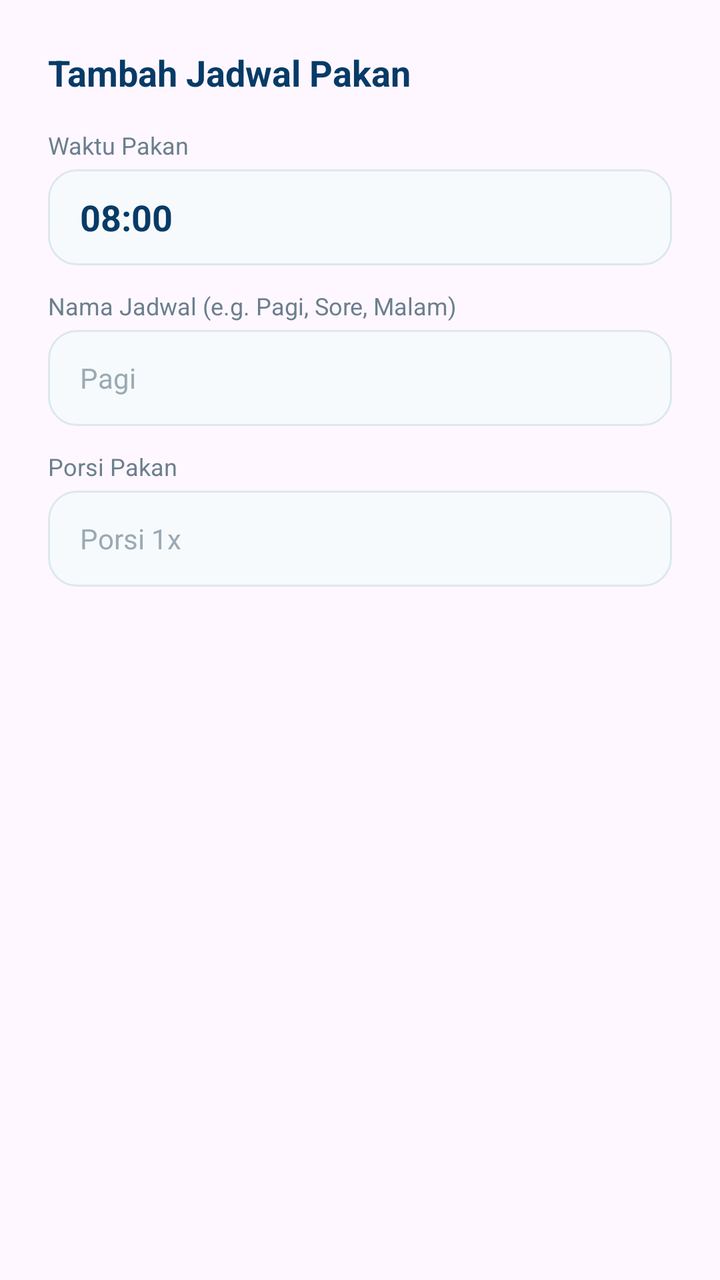
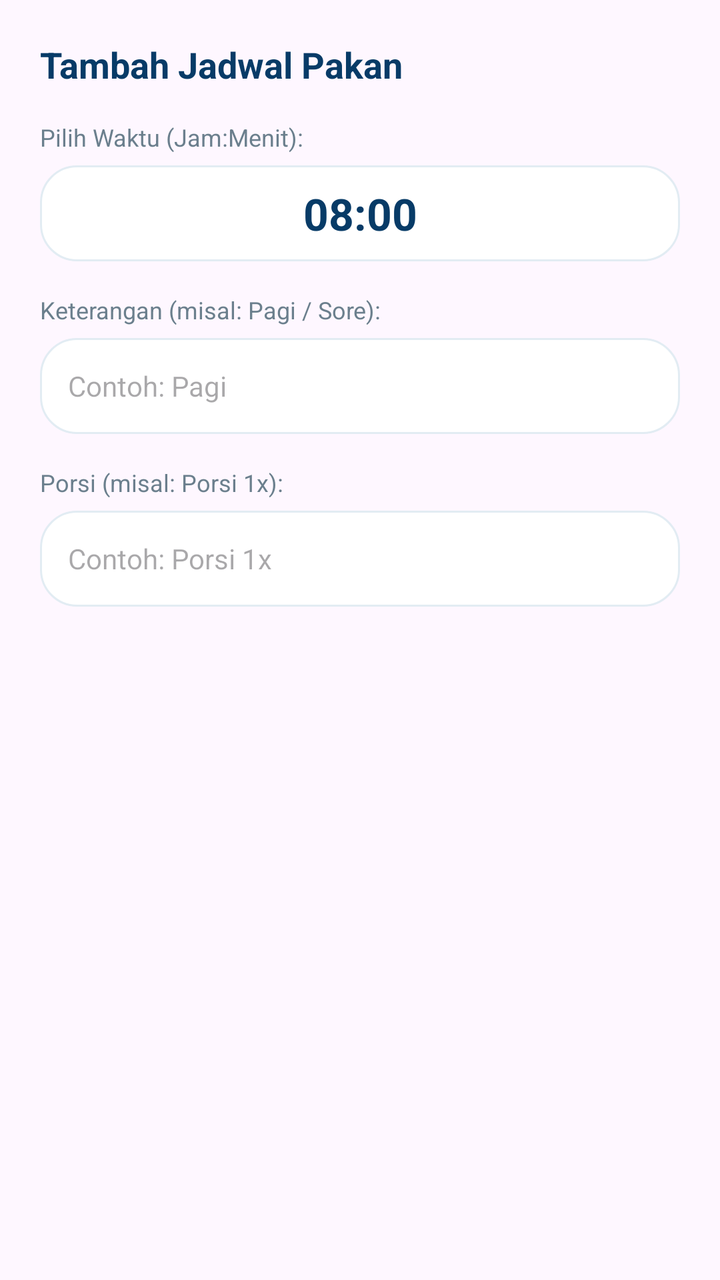

Two renders of the same Android screen: before a commit and after it. Below are the layout's source before the change and the commit's diff.
<!-- AndroidManifest.xml: application theme Theme.SmartPondApp -->
<!-- res/layout/dialog_add_jadwal.xml -->
<?xml version="1.0" encoding="utf-8"?>
<LinearLayout xmlns:android="http://schemas.android.com/apk/res/android"
    android:layout_width="match_parent"
    android:layout_height="wrap_content"
    android:orientation="vertical"
    android:padding="24dp">

    <TextView
        android:id="@+id/tvDialogTitle"
        android:layout_width="wrap_content"
        android:layout_height="wrap_content"
        android:text="Tambah Jadwal Pakan"
        android:textColor="@color/sp_navy"
        android:textSize="18sp"
        android:textStyle="bold" />

    <TextView
        android:layout_width="wrap_content"
        android:layout_height="wrap_content"
        android:layout_marginTop="16dp"
        android:text="Waktu Pakan"
        android:textColor="@color/sp_muted"
        android:textSize="12sp" />

    <TextView
        android:id="@+id/tvSelectTime"
        android:layout_width="match_parent"
        android:layout_height="48dp"
        android:layout_marginTop="4dp"
        android:background="@drawable/bg_input"
        android:gravity="center_vertical"
        android:paddingHorizontal="16dp"
        android:text="08:00"
        android:textColor="@color/sp_navy"
        android:textSize="18sp"
        android:textStyle="bold" />

    <TextView
        android:layout_width="wrap_content"
        android:layout_height="wrap_content"
        android:layout_marginTop="12dp"
        android:text="Nama Jadwal (e.g. Pagi, Sore, Malam)"
        android:textColor="@color/sp_muted"
        android:textSize="12sp" />

    <EditText
        android:id="@+id/etJadwalLabel"
        android:layout_width="match_parent"
        android:layout_height="48dp"
        android:layout_marginTop="4dp"
        android:background="@drawable/bg_input"
        android:hint="Pagi"
        android:importantForAutofill="no"
        android:inputType="textCapWords"
        android:paddingHorizontal="16dp"
        android:textColor="@color/sp_navy"
        android:textColorHint="@color/sp_hint"
        android:textSize="14sp" />

    <TextView
        android:layout_width="wrap_content"
        android:layout_height="wrap_content"
        android:layout_marginTop="12dp"
        android:text="Porsi Pakan"
        android:textColor="@color/sp_muted"
        android:textSize="12sp" />

    <EditText
        android:id="@+id/etJadwalPortion"
        android:layout_width="match_parent"
        android:layout_height="48dp"
        android:layout_marginTop="4dp"
        android:background="@drawable/bg_input"
        android:hint="Porsi 1x"
        android:importantForAutofill="no"
        android:inputType="textCapWords"
        android:paddingHorizontal="16dp"
        android:textColor="@color/sp_navy"
        android:textColorHint="@color/sp_hint"
        android:textSize="14sp" />

</LinearLayout>
<!-- resources referenced by this layout -->
<resources>
  <color name="sp_hint">#9AAAB4</color>
  <color name="sp_muted">#6B7F8D</color>
  <color name="sp_navy">#073B67</color>
  <!-- drawable bg_input (drawable) -->
  <?xml version="1.0" encoding="utf-8"?>
  <shape xmlns:android="http://schemas.android.com/apk/res/android">
      <solid android:color="#F7FAFC" />
      <corners android:radius="14dp" />
      <stroke android:width="1dp" android:color="#DCE8EE" />
  </shape>
  <style name="Theme.SmartPondApp" parent="Base.Theme.SmartPondApp" />
  <style name="Base.Theme.SmartPondApp" parent="Theme.Material3.DayNight.NoActionBar">
          
          
      </style>
</resources>

<!-- the commit's change to res/layout/dialog_add_jadwal.xml (unified diff, before → after) -->
@@ -3,7 +3,7 @@
     android:layout_width="match_parent"
     android:layout_height="wrap_content"
     android:orientation="vertical"
-    android:padding="24dp">
+    android:padding="20dp">
 
     <TextView
         android:id="@+id/tvDialogTitle"
@@ -18,7 +18,7 @@
         android:layout_width="wrap_content"
         android:layout_height="wrap_content"
         android:layout_marginTop="16dp"
-        android:text="Waktu Pakan"
+        android:text="Pilih Waktu (Jam:Menit):"
         android:textColor="@color/sp_muted"
         android:textSize="12sp" />
 
@@ -26,20 +26,19 @@
         android:id="@+id/tvSelectTime"
         android:layout_width="match_parent"
         android:layout_height="48dp"
-        android:layout_marginTop="4dp"
-        android:background="@drawable/bg_input"
-        android:gravity="center_vertical"
-        android:paddingHorizontal="16dp"
+        android:layout_marginTop="6dp"
+        android:background="@drawable/bg_card_rounded"
+        android:gravity="center"
         android:text="08:00"
         android:textColor="@color/sp_navy"
-        android:textSize="18sp"
+        android:textSize="22sp"
         android:textStyle="bold" />
 
     <TextView
         android:layout_width="wrap_content"
         android:layout_height="wrap_content"
-        android:layout_marginTop="12dp"
-        android:text="Nama Jadwal (e.g. Pagi, Sore, Malam)"
+        android:layout_marginTop="16dp"
+        android:text="Keterangan (misal: Pagi / Sore):"
         android:textColor="@color/sp_muted"
         android:textSize="12sp" />
 
@@ -47,21 +46,18 @@
         android:id="@+id/etJadwalLabel"
         android:layout_width="match_parent"
         android:layout_height="48dp"
-        android:layout_marginTop="4dp"
-        android:background="@drawable/bg_input"
-        android:hint="Pagi"
-        android:importantForAutofill="no"
-        android:inputType="textCapWords"
-        android:paddingHorizontal="16dp"
-        android:textColor="@color/sp_navy"
-        android:textColorHint="@color/sp_hint"
+        android:layout_marginTop="6dp"
+        android:background="@drawable/bg_card_rounded"
+        android:hint="Contoh: Pagi"
+        android:inputType="text"
+        android:paddingHorizontal="14dp"
         android:textSize="14sp" />
 
     <TextView
         android:layout_width="wrap_content"
         android:layout_height="wrap_content"
-        android:layout_marginTop="12dp"
-        android:text="Porsi Pakan"
+        android:layout_marginTop="16dp"
+        android:text="Porsi (misal: Porsi 1x):"
         android:textColor="@color/sp_muted"
         android:textSize="12sp" />
 
@@ -69,14 +65,11 @@
         android:id="@+id/etJadwalPortion"
         android:layout_width="match_parent"
         android:layout_height="48dp"
-        android:layout_marginTop="4dp"
-        android:background="@drawable/bg_input"
-        android:hint="Porsi 1x"
-        android:importantForAutofill="no"
-        android:inputType="textCapWords"
-        android:paddingHorizontal="16dp"
-        android:textColor="@color/sp_navy"
-        android:textColorHint="@color/sp_hint"
+        android:layout_marginTop="6dp"
+        android:background="@drawable/bg_card_rounded"
+        android:hint="Contoh: Porsi 1x"
+        android:inputType="text"
+        android:paddingHorizontal="14dp"
         android:textSize="14sp" />
 
 </LinearLayout>
<!-- resource entries referenced after the edit -->
@@ -1,16 +1,20 @@
 <!-- resources referenced by this layout -->
 <resources>
-  <color name="sp_hint">#9AAAB4</color>
   <color name="sp_muted">#6B7F8D</color>
   <color name="sp_navy">#073B67</color>
-  <!-- drawable bg_input (drawable) -->
+  <!-- drawable bg_card_rounded (drawable) -->
   <?xml version="1.0" encoding="utf-8"?>
-  <shape xmlns:android="http://schemas.android.com/apk/res/android">
-      <solid android:color="#F7FAFC" />
-      <corners android:radius="14dp" />
-      <stroke android:width="1dp" android:color="#DCE8EE" />
+  <shape xmlns:android="http://schemas.android.com/apk/res/android"
+      android:shape="rectangle">
+      <solid android:color="@color/sp_card_bg" />
+      <corners android:radius="18dp" />
+      <stroke
+          android:width="1dp"
+          android:color="@color/sp_card_stroke" />
   </shape>
   <style name="Theme.SmartPondApp" parent="Base.Theme.SmartPondApp" />
+  <color name="sp_card_bg">#FFFFFF</color>
+  <color name="sp_card_stroke">#E2ECF3</color>
   <style name="Base.Theme.SmartPondApp" parent="Theme.Material3.DayNight.NoActionBar">
           
           
